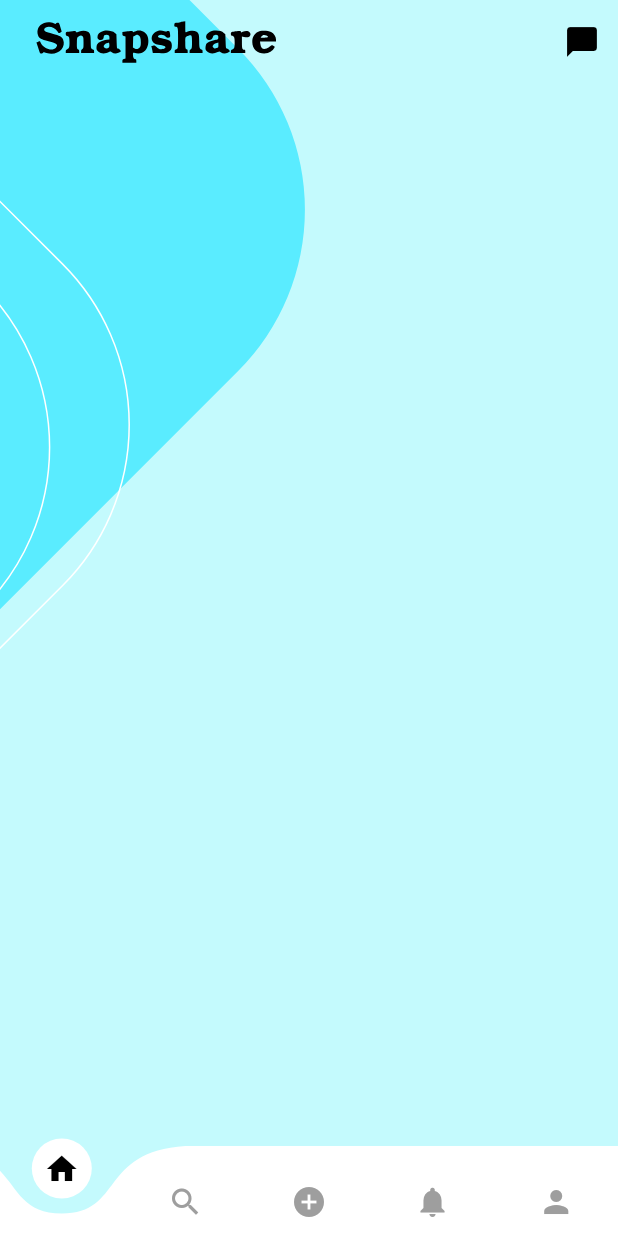
After one commit to huynhphat123/DemoAppSnapshot, a Flutter app: the screen it shows once a user with an empty profile is signed in, on a phone screen of 412 x 824 dp. The commit adds this screen. Run offline on Flutter 3.47's test engine with Material 2 defaults, Android fonts, the phone set to English and light mode, and no system bars; drawn by our look-alikes of curved_navigation_bar; our stand-ins replace cloud_firestore, firebase_auth, firebase_core, firebase_storage, flutter_svg, image_picker; accounts and stored records are empty.

Commit message:
Completed home screen

```diff
--- a/lib/responsive/mobile_screen_layout.dart
+++ b/lib/responsive/mobile_screen_layout.dart
@@ -1,4 +1,5 @@
 import 'package:cloud_firestore/cloud_firestore.dart';
+import 'package:curved_navigation_bar/curved_navigation_bar.dart';
 import 'package:firebase_auth/firebase_auth.dart';
 import 'package:flutter/cupertino.dart';
 import 'package:flutter/material.dart';
@@ -50,49 +51,71 @@ class _MobileScreenLayoutState extends State<MobileScreenLayout> {
         // physics: const NeverScrollableScrollPhysics(),
         onPageChanged: onPageChanged,
       ),
-      bottomNavigationBar: CupertinoTabBar(
+      bottomNavigationBar: CurvedNavigationBar(
         backgroundColor: mobileBackgroundColor,
+        animationDuration: Duration(milliseconds: 300),
+        height: 60,
         items: [
-          BottomNavigationBarItem(
-            icon: Icon(
+          Icon(
               Icons.home,
-              color: _page == 0 ? primaryColor : secondaryColor,
+              color: _page == 0 ? blackColor : secondaryColor,
             ),
-            backgroundColor: primaryColor,
-            label: '',
-          ),
-          BottomNavigationBarItem(
-            icon: Icon(
+            Icon(
               Icons.search,
-              color: _page == 1 ? primaryColor : secondaryColor,
+              color: _page == 1 ? blackColor : secondaryColor,
             ),
-            backgroundColor: primaryColor,
-            label: '',
-          ),
-          BottomNavigationBarItem(
-            icon: Icon(
+            Icon(
               Icons.add_circle,
-              color: _page == 2 ? primaryColor : secondaryColor,
+              color: _page == 2 ? blackColor : secondaryColor,
             ),
-            backgroundColor: primaryColor,
-            label: '',
-          ),
-          BottomNavigationBarItem(
-            icon: Icon(
+            Icon(
               Icons.notifications,
-              color: _page == 3 ? primaryColor : secondaryColor,
+              color: _page == 3 ? blackColor : secondaryColor,
             ),
-            backgroundColor: primaryColor,
-            label: '',
-          ),
-          BottomNavigationBarItem(
-            icon: Icon(
+            Icon(
               Icons.person,
-              color: _page == 4 ? primaryColor : secondaryColor,
+              color: _page == 4 ? blackColor : secondaryColor,
             ),
-            backgroundColor: primaryColor,
-            label: '',
-          ),
+          // BottomNavigationBarItem(
+          //   icon: Icon(
+          //     Icons.home,
+          //     color: _page == 0 ? primaryColor : secondaryColor,
+          //   ),
+          //   backgroundColor: primaryColor,
+          //   label: '',
+          // ),
+          // BottomNavigationBarItem(
+          //   icon: Icon(
+          //     Icons.search,
+          //     color: _page == 1 ? primaryColor : secondaryColor,
+          //   ),
+          //   backgroundColor: primaryColor,
+          //   label: '',
+          // ),
+          // BottomNavigationBarItem(
+          //   icon: Icon(
+          //     Icons.add_circle,
+          //     color: _page == 2 ? primaryColor : secondaryColor,
+          //   ),
+          //   backgroundColor: primaryColor,
+          //   label: '',
+          // ),
+          // BottomNavigationBarItem(
+          //   icon: Icon(
+          //     Icons.notifications,
+          //     color: _page == 3 ? primaryColor : secondaryColor,
+          //   ),
+          //   backgroundColor: primaryColor,
+          //   label: '',
+          // ),
+          // BottomNavigationBarItem(
+          //   icon: Icon(
+          //     Icons.person,
+          //     color: _page == 4 ? primaryColor : secondaryColor,
+          //   ),
+          //   backgroundColor: primaryColor,
+          //   label: '',
+          // ),
         ],
         onTap: navigationTapped,
       ),
--- /dev/null
+++ b/lib/screens/feed_screen.dart
@@ -0,0 +1,73 @@
+import 'package:cloud_firestore/cloud_firestore.dart';
+import 'package:flutter/material.dart';
+import 'package:flutter_svg/flutter_svg.dart';
+import 'package:lvtn_mangxahoi/utils/colors.dart';
+import 'package:lvtn_mangxahoi/widgets/background_home.dart';
+import 'package:lvtn_mangxahoi/widgets/post_card.dart';
+
+import '../utils/global_variables.dart';
+
+class FeedScreen extends StatefulWidget {
+  const FeedScreen({super.key});
+
+  @override
+  State<FeedScreen> createState() => _FeedScreenState();
+}
+
+class _FeedScreenState extends State<FeedScreen> {
+  @override
+  Widget build(BuildContext context) {
+    final width = MediaQuery.of(context).size.width;
+    return BackgroungHome(
+      child: Scaffold(
+        backgroundColor: Colors.transparent,
+        appBar: AppBar(
+          automaticallyImplyLeading: false,
+          shadowColor: Colors.transparent,
+          backgroundColor: Colors.transparent,
+          centerTitle: false,
+          title: Padding(
+            padding: const EdgeInsets.only(left: 8.0),
+            child: SvgPicture.asset(
+              'assets/ic_snapshare.svg',
+              height: 32,
+            ),
+          ),
+          actions: [
+            IconButton(
+              icon: const Icon(
+                Icons.messenger,
+                color: kBlack,
+              ),
+              onPressed: () {},
+            ),
+          ],
+        ),
+        body: StreamBuilder(
+          stream: FirebaseFirestore.instance.collection('posts').snapshots(),
+          builder: (context,
+              AsyncSnapshot<QuerySnapshot<Map<String, dynamic>>> snapshot) {
+            if (snapshot.connectionState == ConnectionState.waiting) {
+              return const Center(
+                child: CircularProgressIndicator(),
+              );
+            }
+            return ListView.builder(
+              itemCount: snapshot.data!.docs.length,
+              itemBuilder: (ctx, index) => Container(
+                margin: EdgeInsets.symmetric(
+                  horizontal: width > webScreenSize ? width * 0.3 : 0,
+                  vertical: width > webScreenSize ? 15 : 0,
+                ),
+                child: PostCard(
+                  snap: snapshot.data!.docs[index].data(),
+                ),
+              ),
+            );
+          },
+        ),
+      ),
+    );
+    ;
+  }
+}
--- a/lib/utils/colors.dart
+++ b/lib/utils/colors.dart
@@ -1,8 +1,34 @@
 import 'package:flutter/material.dart';
 
-const mobileBackgroundColor = Color.fromRGBO(0, 0, 0, 1);
+// const mobileBackgroundColor = Color.fromARGB(255, 111, 206, 211);
+const mobileBackgroundColor = Color.fromARGB(255, 196, 250, 253);
+// const mobileBackgroundColor = Color.fromRGBO(0, 0, 0, 1);
 const webBackgroundColor = Color.fromRGBO(18, 18, 18, 1);
 const mobileSearchColor = Color.fromRGBO(38, 38, 38, 1);
 const blueColor = Color.fromRGBO(0, 149, 246, 1);
 const primaryColor = Colors.white;
 const secondaryColor = Colors.grey;
+const blackColor = Colors.black;
+
+// ****************************************************************
+
+const kBlack = Color(0xFF000000);
+const kWhite = Color(0xFFFFFFFF);
+
+const k1Gray = Color(0xFF4E4E4E);
+const k1LightGray = Color(0xFFC4C4C4);
+
+const k2AccentStroke = Color.fromARGB(255, 90, 236, 255);
+const k2MainThemeColor = Color(0xFFE1F6F4);
+
+const k3GradientAccent = RadialGradient(
+  colors: [Color(0xffffe1e0), k2MainThemeColor],
+  center: Alignment.topCenter,
+  radius: 0.8,
+);
+const k3Pink = Color(0xFFF5C8C6);
+const k3AccentLines = Color(0xFFEEF2E2);
+
+const kCaption = Color(0xFF656565);
+
+const kSelectedTabColor = Color(0xFF7DB9B3);
--- a/lib/utils/global_variables.dart
+++ b/lib/utils/global_variables.dart
@@ -1,15 +1,18 @@
 import 'package:firebase_auth/firebase_auth.dart';
 import 'package:flutter/material.dart';
-import 'package:lvtn_mangxahoi/screens/home_screen.dart';
+import 'package:lvtn_mangxahoi/screens/feed_screen.dart';
 import 'package:lvtn_mangxahoi/screens/profile_screen.dart';
 import 'package:lvtn_mangxahoi/screens/search_screen.dart';
+
+import '../screens/add_post_screen.dart';
 
 const webScreenSize = 600;
 
 List <Widget> HomeScreenItems = [
-  const Text('notif'),
+  // const Text('Notifications'),
+  const FeedScreen(),
   const SearchScreen(),
-  const Text('Posts'),
+  const AddPostScreen(),
   const Text('Notifications'),
   ProfileScreen(
     uid: FirebaseAuth.instance.currentUser!.uid,
--- /dev/null
+++ b/lib/widgets/background_home.dart
@@ -0,0 +1,66 @@
+import 'package:flutter/material.dart';
+import 'dart:math' as math;
+
+import '../utils/colors.dart';
+
+class BackgroungHome extends StatelessWidget {
+  const BackgroungHome({super.key, required this.child});
+  final Widget child;
+  @override
+  Widget build(BuildContext context) {
+    return Scaffold(
+      body: Stack(
+        alignment: Alignment.center,
+        children: [
+          Positioned(
+            top: -20,
+            left: -480,
+            child: Transform.rotate(
+              angle: -math.pi / 4,
+              child: Container(
+                height: 469,
+                width: 680,
+                decoration: BoxDecoration(
+                  // color: k2MainThemeColor,
+                  color: k2AccentStroke,
+                  borderRadius: BorderRadius.circular(152.0),
+                ),
+              ),
+            ),
+          ),
+          Positioned(
+            top: -20,
+            left: -480,
+            child: Transform.rotate(
+              angle: -math.pi / 4,
+              child: Container(
+                width: 504,
+                height: 564,
+                decoration: BoxDecoration(
+                  border: Border.all(width: 1.0, color: kWhite),
+                  borderRadius: BorderRadius.circular(152.0),
+                ),
+              ),
+            ),
+          ),
+          Positioned(
+            top: 0.0,
+            left: -480,
+            child: Transform.rotate(
+              angle: -math.pi / 4,
+              child: Container(
+                width: 453,
+                height: 537,
+                decoration: BoxDecoration(
+                  border: Border.all(width: 1.0, color: kWhite),
+                  borderRadius: BorderRadius.circular(152.0),
+                ),
+              ),
+            ),
+          ),
+          child,
+        ],
+      ),
+    );
+  }
+}
--- a/pubspec.yaml
+++ b/pubspec.yaml
@@ -30,6 +30,7 @@ environment:
 dependencies:
   cloud_firestore: ^4.5.3
   cupertino_icons: ^1.0.2
+  curved_navigation_bar: ^1.0.3
   firebase_auth: ^4.4.2
   firebase_core: ^2.10.0
   firebase_storage: ^11.1.1
@@ -38,6 +39,7 @@ dependencies:
   flutter_staggered_grid_view: ^0.4.0
   flutter_svg: ^2.0.5
   image_picker: ^0.8.7+4
+  intl: ^0.18.1
   provider: ^6.0.5
   uuid: ^3.0.7
 
```
Also changed, not shown: lib/widgets/ImageAvt.dart (added, +13 -0 lines), lib/widgets/post_card.dart (added, +154 -0 lines), assets/ic_snapshare.svg (added), pubspec.lock.
